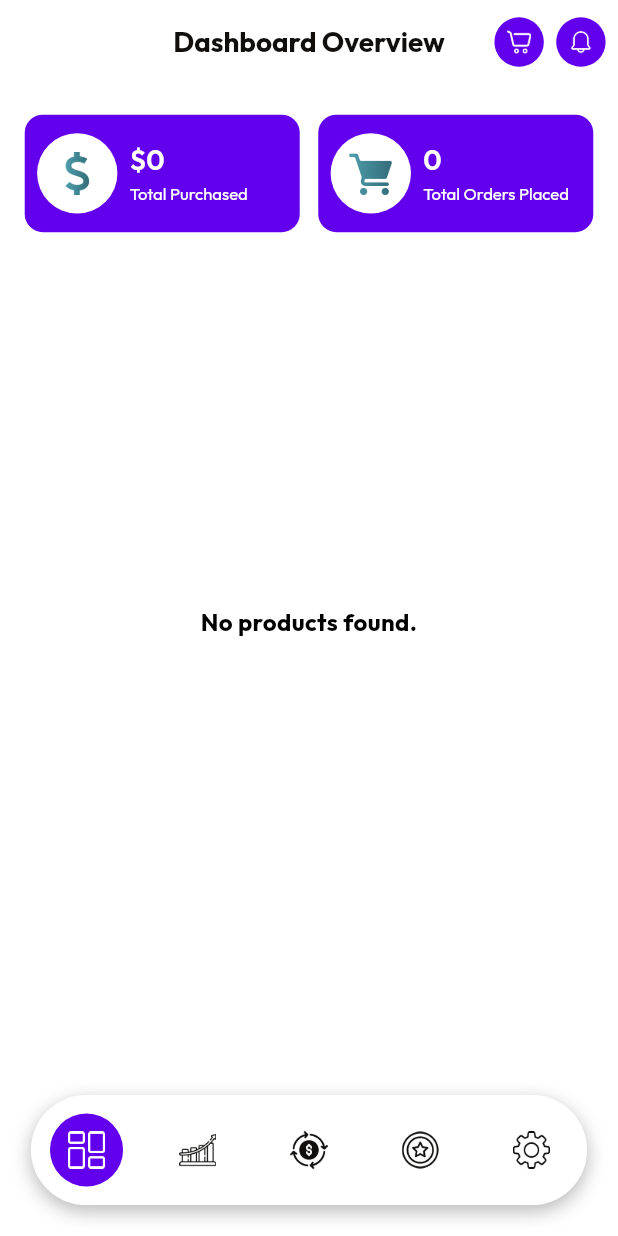
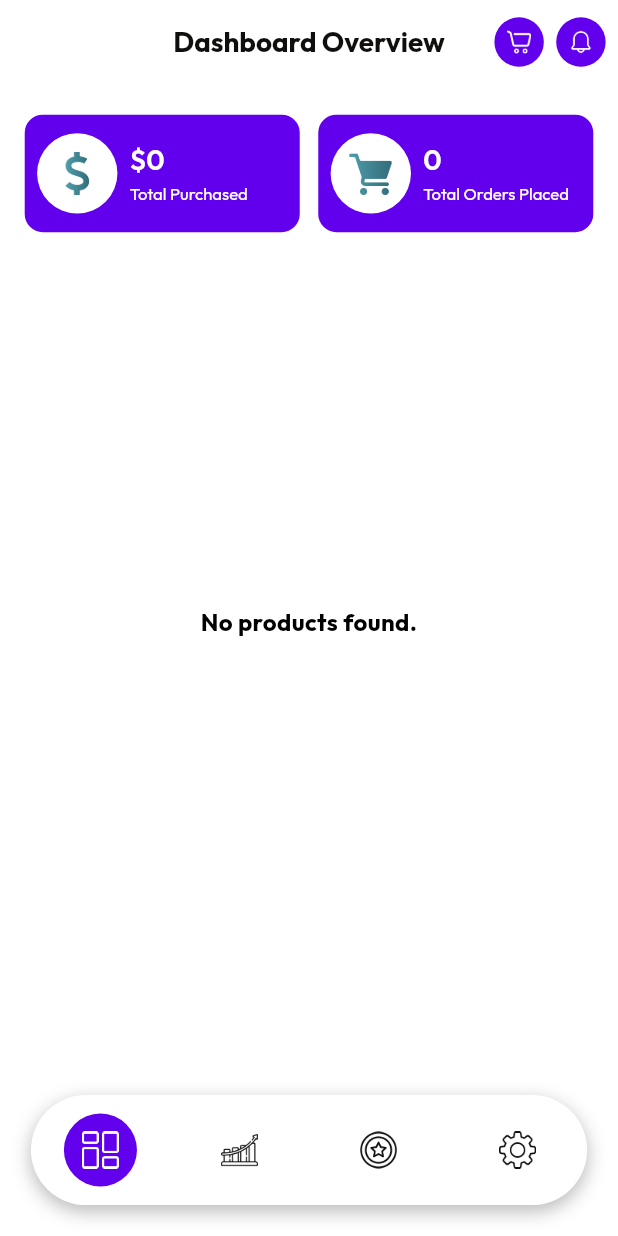
Before and after one commit to Irfanhossain909/el_mago, a Flutter app: the RetailerNavigationScreen screen opened by its route, on a phone screen of 412 x 824 dp. Run offline on Flutter 3.47's test engine with Material 3 defaults, Android fonts, the light colour scheme and no system bars; our stand-ins replace cached_network_image, dio, fl_chart, flutter_cache_manager, flutter_html, flutter_spinkit and 9 more; accounts and stored records are empty; network calls fail.

Commit message:
remove subscrption

```diff
--- a/lib/screens/retailer_navigation_screen/retailer_navigation_screen.dart
+++ b/lib/screens/retailer_navigation_screen/retailer_navigation_screen.dart
@@ -26,9 +26,9 @@ class RetailerNavigationScreen extends StatelessWidget {
               children: [
                 RetailerDashBoard(),
                 RetailerMyOrderScreen(),
-                RetailerMySubscriptionScreen(),
 
-               RetailerLoyeltyScreen(),
+                // RetailerMySubscriptionScreen(),
+                RetailerLoyeltyScreen(),
                 ProfileScreen(),
               ],
             ),
@@ -58,12 +58,12 @@ class RetailerNavigationScreen extends StatelessWidget {
               child: Obx(
                 () => Row(
                   mainAxisAlignment: MainAxisAlignment.spaceAround,
-                  children: List.generate(5, (index) {
+                  children: List.generate(4, (index) {
                     final isSelected = controller.selectedIndex.value == index;
                     final iconPaths = [
                       AssetsPath.nav1,
                       AssetsPath.nav5,
-                      AssetsPath.nav2,
+                      // AssetsPath.nav2,
                       AssetsPath.nav3,
 
                       AssetsPath.nav4,
--- a/pubspec.yaml
+++ b/pubspec.yaml
@@ -16,7 +16,7 @@ publish_to: 'none' # Remove this line if you wish to publish to pub.dev
 # https://developer.apple.com/library/archive/documentation/General/Reference/InfoPlistKeyReference/Articles/CoreFoundationKeys.html
 # In Windows, build-name is used as the major, minor, and patch parts
 # of the product and file versions while build-number is used as the build suffix.
-version: 1.0.0+1
+version: 1.0.0+2
 
 environment:
   sdk: ^3.8.1
```
Also changed, not shown: 4 other files.
